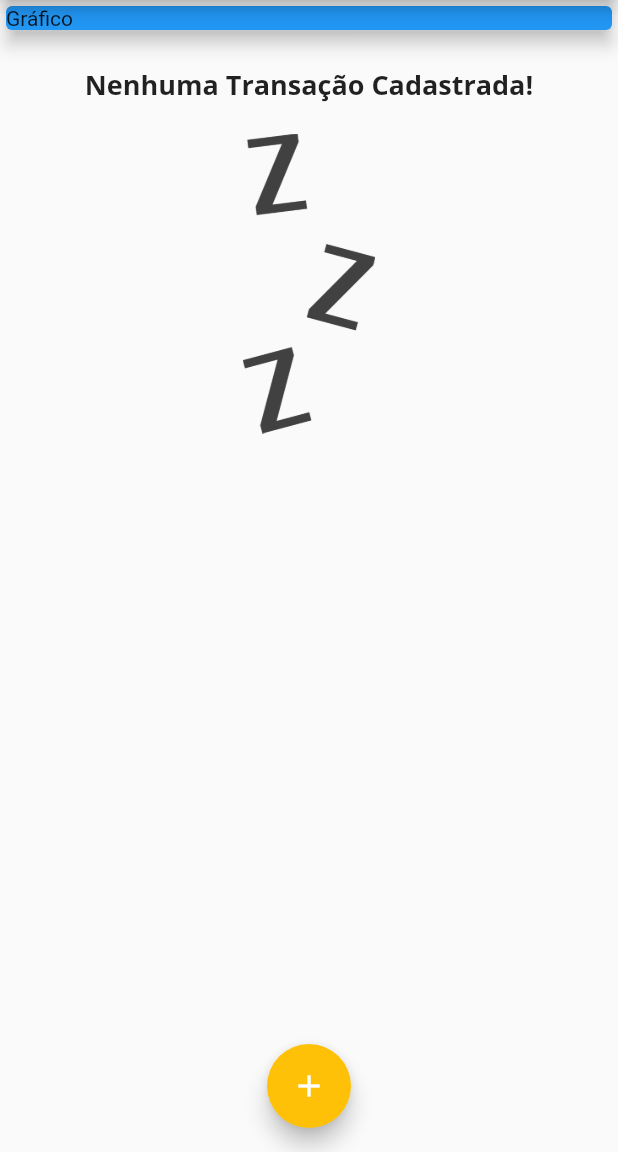
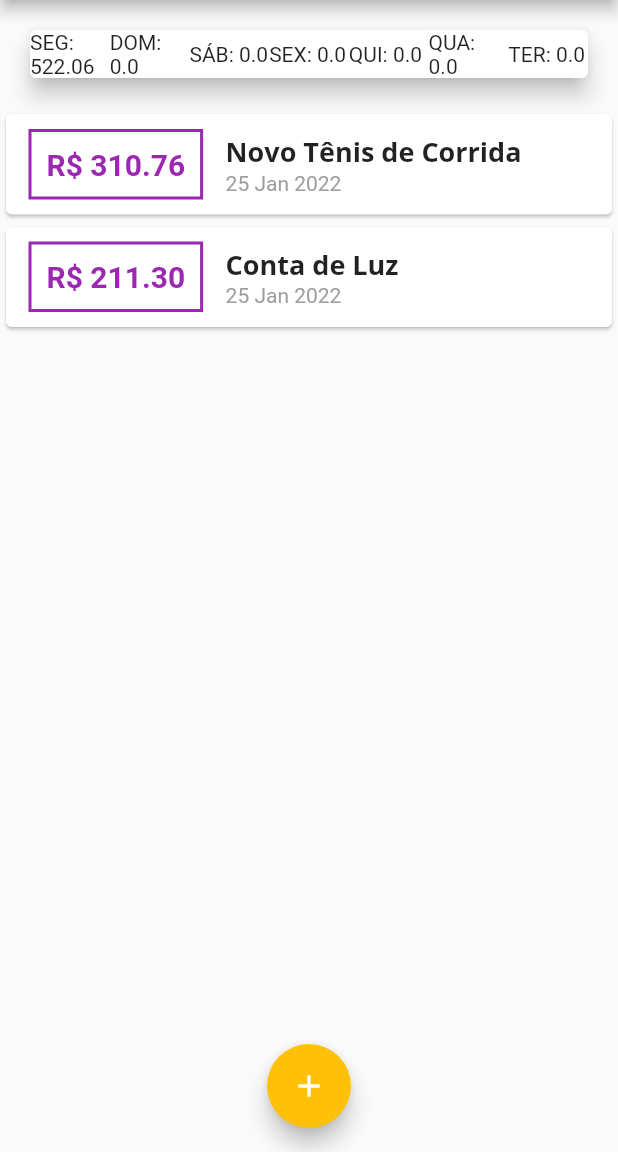
Before and after one commit to christopherldo/flutter-despesaspessoais, a Flutter app: the screen it shows after launch, on a phone screen of 412 x 824 dp, the part 84-1236 px from its top. Run offline on Flutter 3.47's test engine with Material 2 defaults, Android fonts, the phone set to English and light mode, and no system bars.

Commit message:
Chart Widget #01

```diff
--- /dev/null
+++ b/lib/components/chart.dart
@@ -0,0 +1,67 @@
+import 'package:expenses/models/transaction.dart';
+import 'package:flutter/material.dart';
+import 'package:intl/intl.dart';
+
+class Chart extends StatelessWidget {
+  const Chart({Key? key, required this.recentTransactions}) : super(key: key);
+
+  final List<Transaction> recentTransactions;
+
+  final List<String> _weekDays = const [
+    'DOM',
+    'SEG',
+    'TER',
+    'QUA',
+    'QUI',
+    'SEX',
+    'SÁB',
+  ];
+
+  List<Map<String, Object>> get groupedTransactions {
+    return List.generate(
+      7,
+      (index) {
+        final weekDay = DateTime.now().subtract(Duration(days: index));
+
+        double totalSum = 0.0;
+
+        for (var i = 0; i < recentTransactions.length; i++) {
+          bool sameDay = recentTransactions[i].date.day == weekDay.day;
+          bool sameMonth = recentTransactions[i].date.month == weekDay.month;
+          bool sameYear = recentTransactions[i].date.year == weekDay.year;
+
+          if (sameDay && sameMonth && sameYear) {
+            totalSum += recentTransactions[i].value;
+          }
+        }
+
+        return {
+          'day': _weekDays[weekDay.weekday - 1],
+          'value': totalSum,
+        };
+      },
+    );
+  }
+
+  @override
+  Widget build(BuildContext context) {
+    return Card(
+      elevation: 6,
+      margin: EdgeInsets.all(20),
+      child: Row(
+        children: [
+          ...groupedTransactions.map(
+            (data) {
+              return Flexible(
+                fit: FlexFit.tight,
+                child: Container(
+                  child: Text('${data['day']}: ${data['value']}'),
+                ),
+              );
+            },
+          ),
+        ],
+      ),
+    );
+  }
+}
--- a/lib/main.dart
+++ b/lib/main.dart
@@ -1,5 +1,6 @@
 import 'dart:math';
 
+import 'package:expenses/components/chart.dart';
 import 'package:expenses/components/transaction_form.dart';
 import 'package:expenses/components/transaction_list.dart';
 import 'package:flutter/material.dart';
@@ -52,18 +53,18 @@ class MyHomePage extends StatefulWidget {
 
 class _MyHomePageState extends State<MyHomePage> {
   final List<Transaction> _transactions = [
-    // Transaction(
-    //   id: 't1',
-    //   title: 'Novo Tênis de Corrida',
-    //   value: 310.76,
-    //   date: DateTime.now(),
-    // ),
-    // Transaction(
-    //   id: 't2',
-    //   title: 'Conta de Luz',
-    //   value: 211.30,
-    //   date: DateTime.now(),
-    // ),
+    Transaction(
+      id: 't1',
+      title: 'Novo Tênis de Corrida',
+      value: 310.76,
+      date: DateTime.now(),
+    ),
+    Transaction(
+      id: 't2',
+      title: 'Conta de Luz',
+      value: 211.30,
+      date: DateTime.now(),
+    ),
   ];
 
   _openTransactionFormModal(BuildContext context) {
@@ -108,12 +109,8 @@ class _MyHomePageState extends State<MyHomePage> {
         child: Column(
           crossAxisAlignment: CrossAxisAlignment.stretch,
           children: [
-            Container(
-              child: Card(
-                color: Colors.blue,
-                child: Text('Gráfico'),
-                elevation: 5,
-              ),
+            Chart(
+              recentTransactions: _transactions,
             ),
             TransactionList(transactions: _transactions),
           ],
```
